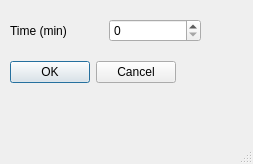
The window that mainwindow.ui (tedalias/repetitive_timer) describes before a commit, drawn with Qt 5.
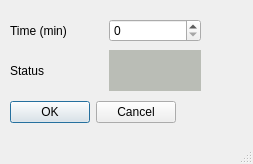
The same window after the commit.

Patch:
```diff
--- a/mainwindow.ui
+++ b/mainwindow.ui
@@ -25,12 +25,15 @@
   <property name="windowTitle">
    <string>Configure Timer</string>
   </property>
+  <property name="autoFillBackground">
+   <bool>true</bool>
+  </property>
   <widget class="QWidget" name="centralwidget">
    <widget class="QDialogButtonBox" name="buttonBox">
     <property name="geometry">
      <rect>
       <x>10</x>
-      <y>60</y>
+      <y>100</y>
       <width>166</width>
       <height>25</height>
      </rect>
@@ -67,6 +70,38 @@
      </item>
     </layout>
    </widget>
+   <widget class="QWidget" name="horizontalLayoutWidget_2">
+    <property name="geometry">
+     <rect>
+      <x>10</x>
+      <y>50</y>
+      <width>191</width>
+      <height>41</height>
+     </rect>
+    </property>
+    <layout class="QHBoxLayout" name="horizontalLayout_2">
+     <item>
+      <widget class="QLabel" name="label_3">
+       <property name="text">
+        <string>Status</string>
+       </property>
+      </widget>
+     </item>
+     <item>
+      <widget class="QLabel" name="mStatusLabel">
+       <property name="autoFillBackground">
+        <bool>false</bool>
+       </property>
+       <property name="styleSheet">
+        <string notr="true">background-color: rgb(186, 189, 182)</string>
+       </property>
+       <property name="text">
+        <string/>
+       </property>
+      </widget>
+     </item>
+    </layout>
+   </widget>
   </widget>
   <widget class="QMenuBar" name="menubar">
    <property name="geometry">
```
